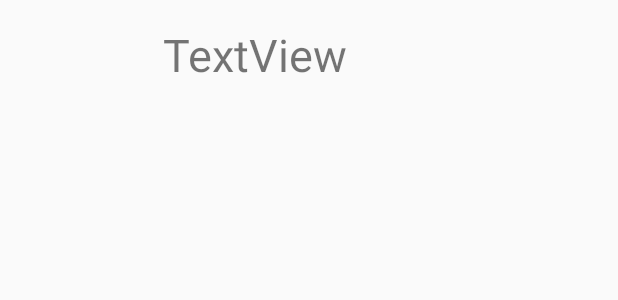
After one commit to cynicaldeath/Android, an Android app: the layout activity_display_message.xml on its own in the app's theme, with its tools: preview values and no code run, on a phone screen of 412 x 824 dp. The commit adds this screen. Shown: the top 300 px of the screen. Run offline under Robolectric (Android 15) with nearby library versions, the phone set to English and light mode, and no system bars.

Commit message:
2nd activity done

```diff
--- /dev/null
+++ b/apps/HelloWorld/app/src/main/res/layout/activity_display_message.xml
@@ -0,0 +1,19 @@
+<?xml version="1.0" encoding="utf-8"?>
+<android.support.constraint.ConstraintLayout xmlns:android="http://schemas.android.com/apk/res/android"
+    xmlns:app="http://schemas.android.com/apk/res-auto"
+    xmlns:tools="http://schemas.android.com/tools"
+    android:layout_width="match_parent"
+    android:layout_height="match_parent"
+    tools:context=".DisplayMessageActivity">
+
+    <TextView
+        android:id="@+id/textView"
+        android:layout_width="195dp"
+        android:layout_height="51dp"
+        android:layout_marginTop="16dp"
+        android:text="TextView"
+        android:textSize="30sp"
+        app:layout_constraintEnd_toEndOf="parent"
+        app:layout_constraintStart_toStartOf="parent"
+        app:layout_constraintTop_toTopOf="parent" />
+</android.support.constraint.ConstraintLayout>
--- a/apps/HelloWorld/app/src/main/res/layout/activity_main.xml
+++ b/apps/HelloWorld/app/src/main/res/layout/activity_main.xml
@@ -15,6 +15,7 @@
         android:layout_marginTop="16dp"
         android:ems="10"
         android:inputType="textPersonName"
+        android:onClick="sendMessage"
         android:text="@string/edit_message"
         app:layout_constraintEnd_toStartOf="@+id/button"
         app:layout_constraintStart_toStartOf="parent"
```
Also changed, not shown: apps/HelloWorld/app/src/main/AndroidManifest.xml (+7 -0 lines), apps/HelloWorld/app/src/main/java/com/example/myapplication/DisplayMessageActivity.java (added, +23 -0 lines), apps/HelloWorld/app/src/main/java/com/example/myapplication/MainActivity.java (+13 -2 lines).
